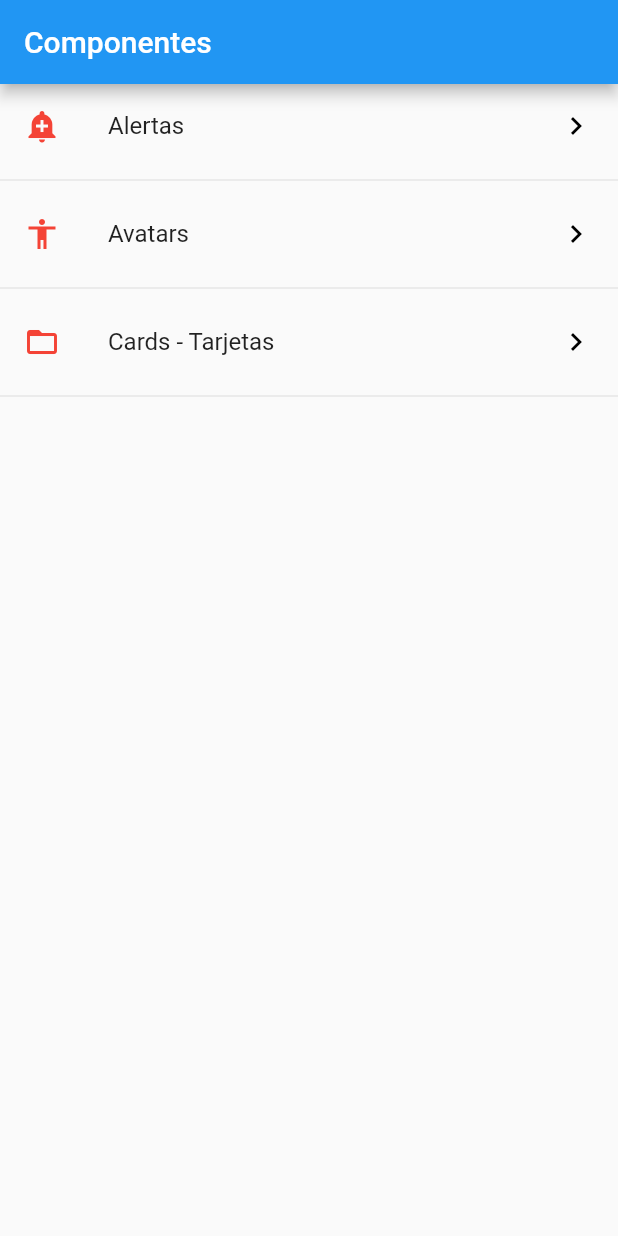
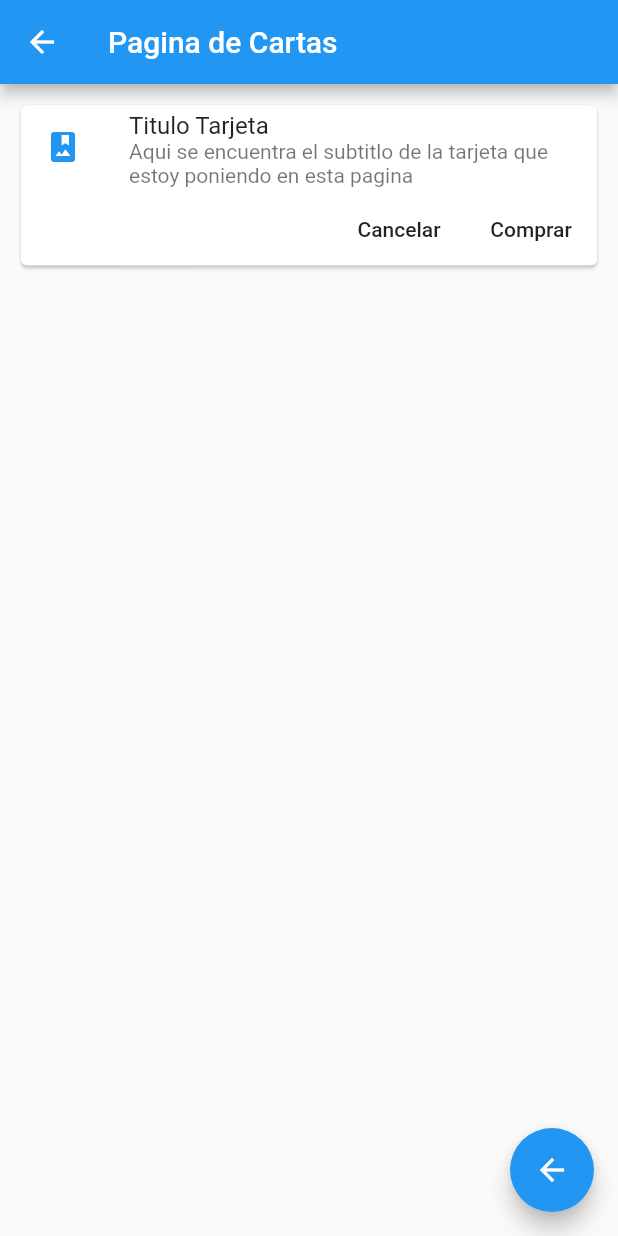
Before and after one commit to agustinmacia/componentes-flutter, a Flutter app: the screen it shows after launch, after a tap on "Cards - Tarjetas", on a phone screen of 412 x 824 dp. Run offline on Flutter 3.47's test engine with Material 2 defaults, Android fonts, the phone set to English and light mode, and no system bars.

Commit message:
Pagina de cartas

```diff
--- a/lib/main.dart
+++ b/lib/main.dart
@@ -1,6 +1,4 @@
-import 'package:Componentes/src/pages/alert_page.dart';
-import 'package:Componentes/src/pages/avatar_page.dart';
-import 'package:Componentes/src/pages/home_page.dart';
+import 'package:Componentes/src/routes/routes.dart';
 import 'package:flutter/material.dart';
 
 void main() => runApp(MyApp());
@@ -12,13 +10,7 @@ class MyApp extends StatelessWidget {
       debugShowCheckedModeBanner: false,
       title: 'Componentes App',
       initialRoute: '/',
-      routes: <String,WidgetBuilder> {
-
-        '/'       : (BuildContext context) => HomePage(),
-        'alert'  : (BuildContext context) => AlertPage(),
-        'avatar' : (BuildContext context) => AvatarPage(),
-
-      },
+      routes: getApplicationsRoutes(),
     );
   }
 }
--- /dev/null
+++ b/lib/src/pages/card_page.dart
@@ -0,0 +1,59 @@
+import 'package:flutter/material.dart';
+
+class CardPage extends StatelessWidget {
+  @override
+  Widget build(BuildContext context) {
+    return Scaffold(
+      appBar: AppBar(
+        title: Text('Pagina de Cartas'),
+      ),
+      floatingActionButton: FloatingActionButton(
+        child: Icon(Icons.arrow_back),
+        onPressed: () {
+
+          Navigator.pop(context);
+        },
+      ),
+      body: ListView(
+        children: <Widget>[
+          _cardTipo1()
+        ],
+        padding: EdgeInsets.all(10.0),
+      ),
+    );
+  }
+
+  Widget _cardTipo1() {
+
+    return Card(
+      child: Column(
+        children: <Widget>[
+          ListTile(
+            leading: Icon(Icons.photo_album, color: Colors.blue),
+            title: Text('Titulo Tarjeta'),
+            subtitle: Text('Aqui se encuentra el subtitlo de la tarjeta que estoy poniendo en esta pagina'),
+          ),
+          Row(
+            children: <Widget>[
+              FlatButton(
+                child: Text('Cancelar'),
+                onPressed: () {
+
+                },
+              ),
+              FlatButton(
+                child: Text('Comprar'),
+                onPressed: () {
+
+                },
+
+              )
+            ],
+            mainAxisAlignment: MainAxisAlignment.end,
+          )
+        ],
+      ),
+    );
+
+  }
+}
--- /dev/null
+++ b/lib/src/routes/routes.dart
@@ -0,0 +1,18 @@
+import 'package:Componentes/src/pages/alert_page.dart';
+import 'package:Componentes/src/pages/avatar_page.dart';
+import 'package:Componentes/src/pages/card_page.dart';
+import 'package:Componentes/src/pages/home_page.dart';
+import 'package:flutter/material.dart';
+
+Map <String, WidgetBuilder> getApplicationsRoutes() {
+
+  return <String, WidgetBuilder> {
+
+      '/'      : (BuildContext context) => HomePage(),
+      'alert'  : (BuildContext context) => AlertPage(),
+      'avatar' : (BuildContext context) => AvatarPage(),
+      'card'  : (BuildContext context) => CardPage(),
+  };
+
+
+}
```
